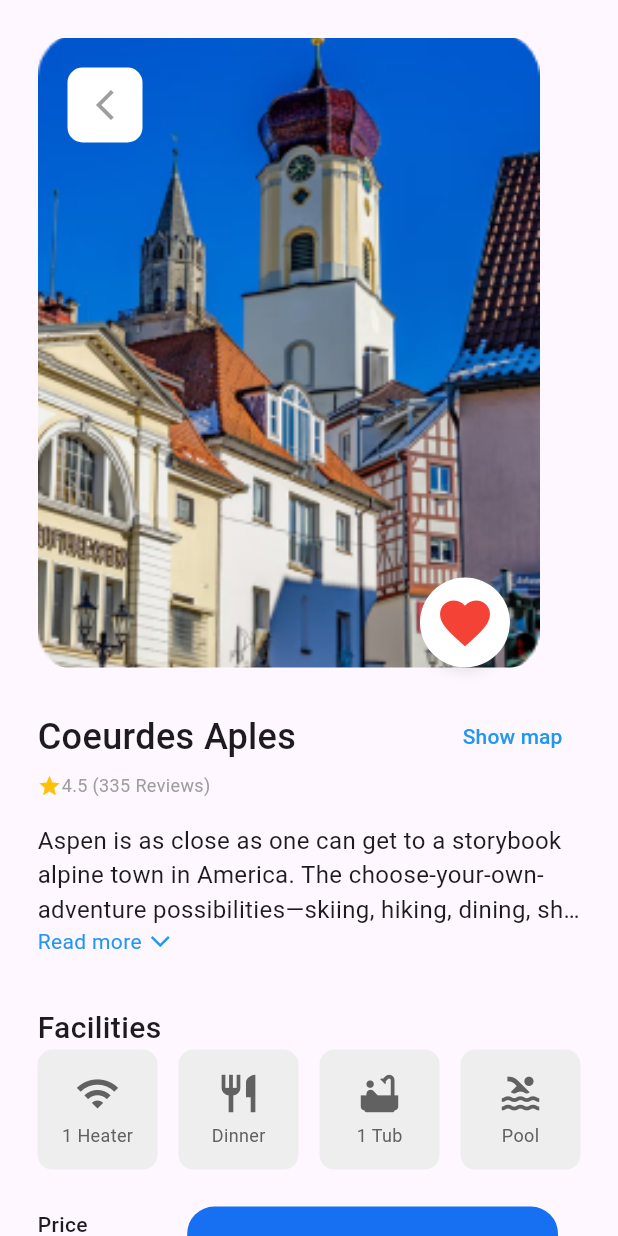
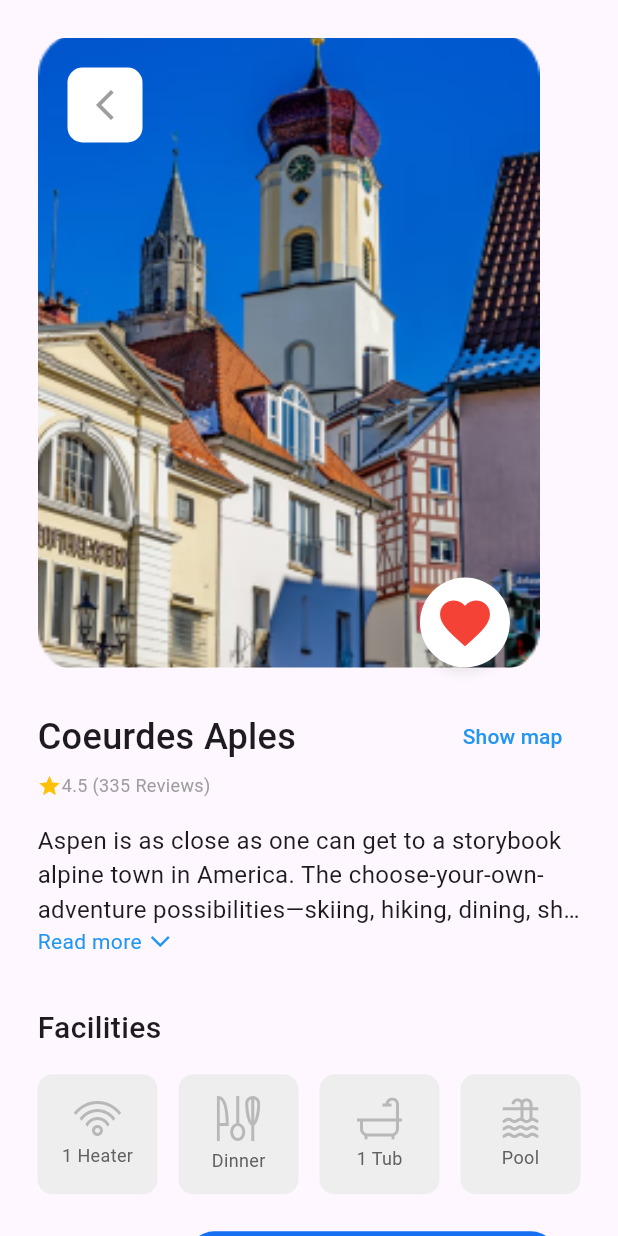
Before and after one commit to losziad3/lookfindr_task, a Flutter app: the DetailsScreen screen opened by its route, on a phone screen of 412 x 824 dp. Run offline on Flutter 3.47's test engine with Material 3 defaults, Android fonts, the phone set to English and light mode, and no system bars; our stand-ins replace equatable, expandable_text, flutter_bloc, flutter_svg, go_router, google_fonts.

Commit message:
put the last thing in Details Screen

```diff
--- a/lib/core/utils/assets.dart
+++ b/lib/core/utils/assets.dart
@@ -16,3 +16,7 @@ const String kTrendingUp = '$kBasePathSvg/trending-up.svg';
 const String kProfile = '$kBasePathSvg/profile.svg';
 const String kFavorite = '$kBasePathSvg/heart.svg';
 const String kTicket = '$kBasePathSvg/ticket.svg';
+const String kHeater = '$kBasePathSvg/heater.svg';
+const String kDinner = '$kBasePathSvg/dinner.svg';
+const String kPool = '$kBasePathSvg/pool.svg';
+const String kTub = '$kBasePathSvg/tub.svg';
--- a/lib/features/home/presentation/details_screen.dart
+++ b/lib/features/home/presentation/details_screen.dart
@@ -1,12 +1,16 @@
 import 'package:expandable_text/expandable_text.dart';
 import 'package:flutter/cupertino.dart';
 import 'package:flutter/material.dart';
+import 'package:flutter_svg/flutter_svg.dart';
+import 'package:go_router/go_router.dart';
 import 'package:lookfindr_task/core/utils/assets.dart';
 import 'package:lookfindr_task/features/home/widgets/book_now_button.dart';
+import 'package:lookfindr_task/features/home/widgets/facilities_icon.dart';
 import 'package:lookfindr_task/features/home/widgets/image_deatils_screen.dart';
 import 'package:lookfindr_task/features/home/widgets/read_more_text.dart';
 import 'package:lookfindr_task/features/home/widgets/star_rating.dart';
 
+import '../../../core/utils/routes.dart';
 import '../../onboarding/widgets/custom_button.dart';
 
 class DetailsScreen extends StatelessWidget {
@@ -27,8 +31,11 @@ class DetailsScreen extends StatelessWidget {
             child: Column(
               crossAxisAlignment: CrossAxisAlignment.start,
               children: [
-                const ImageWithButtons(
+                 ImageWithButtons(
                   image: kImage_2,
+                  onPressed: (){
+                    GoRouter.of(context).pop();
+                  },
                 ),
                 SizedBox(
                   height: screenHeight * .027,
@@ -72,12 +79,15 @@ class DetailsScreen extends StatelessWidget {
                     fontWeight: FontWeight.w500,
                   ),
                 ),
+                SizedBox(
+                  height: screenHeight * .02,
+                ),
                 FeatureButtonRow(
                   buttons: [
-                    FeatureButtonData(icon: Icons.wifi, label: '1 Heater'),
-                    FeatureButtonData(icon: Icons.restaurant, label: 'Dinner'),
-                    FeatureButtonData(icon: Icons.bathtub, label: '1 Tub'),
-                    FeatureButtonData(icon: Icons.pool, label: 'Pool'),
+                    FacilitiesIcons(icon: SvgPicture.asset(kHeater), label: '1 Heater'),
+                    FacilitiesIcons(icon: SvgPicture.asset(kDinner), label: 'Dinner'),
+                    FacilitiesIcons(icon: SvgPicture.asset(kTub), label: '1 Tub'),
+                    FacilitiesIcons(icon: SvgPicture.asset(kPool), label: 'Pool'),
                   ],
                 ),
                 SizedBox(height: screenHeight * .03),
@@ -125,53 +135,3 @@ class DetailsScreen extends StatelessWidget {
     );
   }
 }
-
-class FeatureButtonRow extends StatelessWidget {
-  final List<FeatureButtonData> buttons;
-
-  const FeatureButtonRow({required this.buttons});
-
-  @override
-  Widget build(BuildContext context) {
-    return Row(
-      mainAxisAlignment: MainAxisAlignment.spaceBetween,
-      children: buttons.map((button) => _buildFeatureButton(button)).toList(),
-    );
-  }
-
-  Widget _buildFeatureButton(FeatureButtonData button) {
-    return Container(
-      width: 80,
-      height: 80,
-      decoration: BoxDecoration(
-        borderRadius: BorderRadius.circular(10),
-        color: Colors.grey[200],
-      ),
-      child: Column(
-        mainAxisAlignment: MainAxisAlignment.center,
-        children: [
-          Icon(
-            button.icon,
-            size: 30,
-            color: Colors.grey[700],
-          ),
-          const SizedBox(height: 4),
-          Text(
-            button.label,
-            style: TextStyle(
-              fontSize: 12,
-              color: Colors.grey[700],
-            ),
-          ),
-        ],
-      ),
-    );
-  }
-}
-
-class FeatureButtonData {
-  final IconData icon;
-  final String label;
-
-  FeatureButtonData({required this.icon, required this.label});
-}
--- a/lib/features/home/presentation/home_screen.dart
+++ b/lib/features/home/presentation/home_screen.dart
@@ -103,7 +103,11 @@ class HomeScreen extends StatelessWidget {
                     PopularCards(
                       screenHeight: screenHeight,
                       image: kImage_2,
-                      onTap: (){},
+                      onTap: (){
+                        GoRouter.of(context).push(
+                          Routes.kDetailsScreen,
+                        );
+                      },
                     ),
                   ],
                 ),
--- /dev/null
+++ b/lib/features/home/widgets/facilities_icon.dart
@@ -0,0 +1,47 @@
+import 'package:flutter/material.dart';
+
+class FacilitiesIcons {
+  final Widget icon;
+  final String label;
+
+  FacilitiesIcons({required this.icon, required this.label});
+}
+
+class FeatureButtonRow extends StatelessWidget {
+  final List<FacilitiesIcons> buttons;
+
+  const FeatureButtonRow({required this.buttons});
+
+  @override
+  Widget build(BuildContext context) {
+    return Row(
+      mainAxisAlignment: MainAxisAlignment.spaceBetween,
+      children: buttons.map((button) => _buildFeatureButton(button)).toList(),
+    );
+  }
+
+  Widget _buildFeatureButton(FacilitiesIcons button) {
+    return Container(
+      width: 80,
+      height: 80,
+      decoration: BoxDecoration(
+        borderRadius: BorderRadius.circular(10),
+        color: Colors.grey[200],
+      ),
+      child: Column(
+        mainAxisAlignment: MainAxisAlignment.center,
+        children: [
+          button.icon,
+          const SizedBox(height: 4),
+          Text(
+            button.label,
+            style: TextStyle(
+              fontSize: 12,
+              color: Colors.grey[700],
+            ),
+          ),
+        ],
+      ),
+    );
+  }
+}
--- a/lib/features/home/widgets/image_deatils_screen.dart
+++ b/lib/features/home/widgets/image_deatils_screen.dart
@@ -2,8 +2,9 @@ import 'package:flutter/material.dart';
 
 class ImageWithButtons extends StatelessWidget {
   final String image;
+  void Function()? onPressed;
 
-  const ImageWithButtons({required this.image});
+   ImageWithButtons({required this.image ,required this.onPressed});
 
   @override
   Widget build(BuildContext context) {
@@ -30,9 +31,7 @@ class ImageWithButtons extends StatelessWidget {
             ),
             child: Center(
               child: IconButton(
-                onPressed: () {
-                  // Handle back button press
-                },
+                onPressed: onPressed,
                 icon: const Icon(
                   Icons.arrow_back_ios_new,
                   color: Colors.grey,
```
Also changed, not shown: assets/svg/dinner.svg (added), assets/svg/heater.svg (added), assets/svg/pool.svg (added), assets/svg/tub.svg (added).
